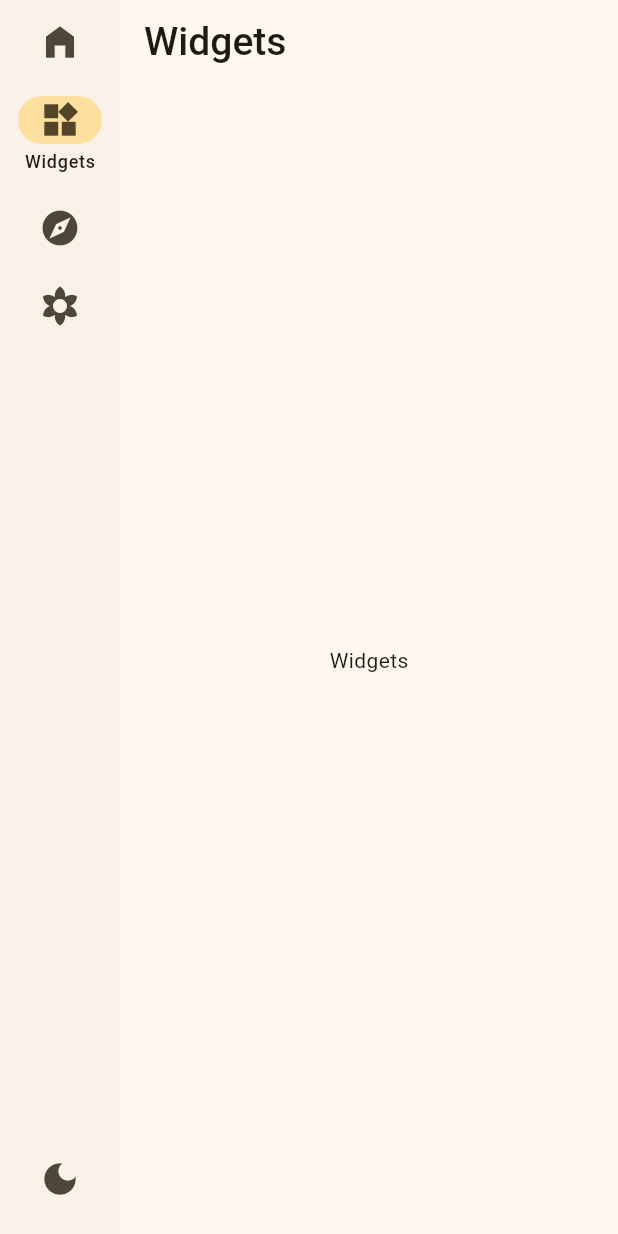
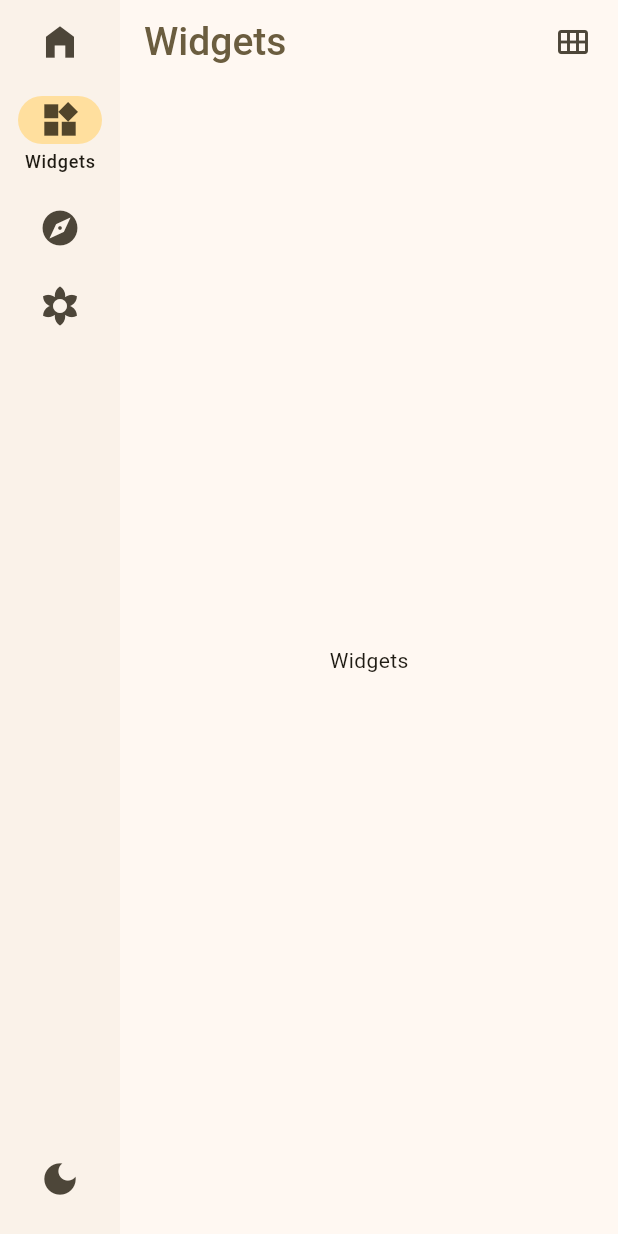
Before and after one commit to YuiHrsw/Material-Scaffold, a Flutter app: the screen it shows after launch, after a tap on "Widgets", on a phone screen of 412 x 824 dp. Run offline on Flutter 3.47's test engine with Material 3 defaults, Android fonts, the phone set to English and light mode, and no system bars; statements that could not run were skipped.

Commit message:
dashboard page update

```diff
--- a/desktop/lib/pages/dashboard.dart
+++ b/desktop/lib/pages/dashboard.dart
@@ -1,4 +1,5 @@
 import 'package:flutter/material.dart';
+import 'package:url_launcher/url_launcher.dart';
 
 class Dashboard extends StatefulWidget {
   const Dashboard({super.key});
@@ -10,26 +11,129 @@ class Dashboard extends StatefulWidget {
 class DashboardState extends State<Dashboard> {
   @override
   Widget build(BuildContext context) {
+    final colorScheme = Theme.of(context).colorScheme;
     return Scaffold(
-      appBar: AppBar(
-        title: const Text(
-          'Dashboard',
-          style: TextStyle(fontWeight: FontWeight.w500, fontSize: 26),
-        ),
-        actions: [
-          IconButton(
-            tooltip: 'Edit',
-            onPressed: () {},
-            icon: const Icon(Icons.edit),
-          ),
-          const SizedBox(
-            width: 6,
-          ),
+      // appBar: AppBar(
+      //   title: Text(
+      //     'Dashboard',
+      //     style: TextStyle(
+      //       fontWeight: FontWeight.w500,
+      //       fontSize: 26,
+      //       color: Theme.of(context).colorScheme.primary,
+      //     ),
+      //   ),
+      //   actions: [
+      //     IconButton(
+      //       tooltip: 'Edit',
+      //       onPressed: () {},
+      //       icon: const Icon(Icons.edit),
+      //     ),
+      //     const SizedBox(
+      //       width: 6,
+      //     ),
+      //   ],
+      // ),
+      body: CustomScrollView(
+        slivers: [
+          SliverPadding(
+            padding: const EdgeInsets.symmetric(horizontal: 16),
+            sliver: SliverList.list(
+              children: [
+                Padding(
+                  padding: const EdgeInsets.symmetric(vertical: 8),
+                  child: Text(
+                    'Resources',
+                    style: TextStyle(
+                      fontSize: 26,
+                      fontWeight: FontWeight.w500,
+                      color: colorScheme.secondary,
+                    ),
+                  ),
+                ),
+                ConstrainedBox(
+                  constraints: const BoxConstraints(maxHeight: 160),
+                  child: CarouselView(
+                    itemExtent: 200,
+                    shrinkExtent: 100,
+                    children: List<Widget>.generate(20, (int index) {
+                      return UncontainedLayoutCard(
+                          index: index, label: 'Item $index');
+                    }),
+                  ),
+                ),
+                Padding(
+                  padding: const EdgeInsets.symmetric(vertical: 8),
+                  child: Text(
+                    'Projects',
+                    style: TextStyle(
+                      fontSize: 26,
+                      fontWeight: FontWeight.w500,
+                      color: colorScheme.secondary,
+                    ),
+                  ),
+                ),
+                ListTile(
+                  leading: const Icon(
+                    Icons.play_circle_outline_rounded,
+                  ),
+                  title: const Text('Playboy Player'),
+                  subtitle: const Text('Material 3 style media player'),
+                  trailing: const Icon(
+                    Icons.open_in_new_rounded,
+                  ),
+                  onTap: () {
+                    launchUrl(
+                      Uri.parse('https://github.com/Playboy-Player/Playboy'),
+                    );
+                  },
+                ),
+                ListTile(
+                  leading: const Icon(
+                    Icons.bar_chart_rounded,
+                  ),
+                  title: const Text('CF Partner'),
+                  subtitle:
+                      const Text('Competitive programming tools collections'),
+                  trailing: const Icon(
+                    Icons.open_in_new_rounded,
+                  ),
+                  onTap: () {
+                    launchUrl(
+                      Uri.parse('https://github.com/YuiHrsw/CF-Partner'),
+                    );
+                  },
+                ),
+              ],
+            ),
+          )
         ],
-      ),
-      body: const Center(
-        child: Text("Dashboard"),
       ),
     );
   }
 }
+
+class UncontainedLayoutCard extends StatelessWidget {
+  const UncontainedLayoutCard({
+    super.key,
+    required this.index,
+    required this.label,
+  });
+
+  final int index;
+  final String label;
+
+  @override
+  Widget build(BuildContext context) {
+    return ColoredBox(
+      color: Colors.primaries[index % Colors.primaries.length].withOpacity(0.5),
+      child: Center(
+        child: Text(
+          label,
+          style: const TextStyle(color: Colors.white, fontSize: 20),
+          overflow: TextOverflow.clip,
+          softWrap: false,
+        ),
+      ),
+    );
+  }
+}
--- a/desktop/lib/pages/examples.dart
+++ b/desktop/lib/pages/examples.dart
@@ -8,14 +8,38 @@ class Examples extends StatefulWidget {
 }
 
 class ExamplesState extends State<Examples> {
+  bool _gridview = true;
+
   @override
   Widget build(BuildContext context) {
+    final colorScheme = Theme.of(context).colorScheme;
     return Scaffold(
       appBar: AppBar(
-        title: const Text(
+        title: Text(
           'Examples',
-          style: TextStyle(fontWeight: FontWeight.w500, fontSize: 26),
+          style: TextStyle(
+            fontWeight: FontWeight.w500,
+            fontSize: 26,
+            color: colorScheme.secondary,
+          ),
         ),
+        actions: [
+          IconButton(
+            onPressed: () {
+              setState(() {
+                _gridview = !_gridview;
+              });
+            },
+            icon: Icon(
+              _gridview
+                  ? Icons.calendar_view_month
+                  : Icons.view_agenda_outlined,
+            ),
+          ),
+          const SizedBox(
+            width: 6,
+          ),
+        ],
       ),
       body: const Center(
         child: Text("Examples"),
--- a/desktop/lib/pages/scaffold.dart
+++ b/desktop/lib/pages/scaffold.dart
@@ -21,7 +21,7 @@ class HomeState extends State<Home> {
 
   @override
   Widget build(BuildContext context) {
-    late final colorScheme = Theme.of(context).colorScheme;
+    final colorScheme = Theme.of(context).colorScheme;
     return Row(
       children: <Widget>[
         NavigationRail(
--- a/desktop/lib/pages/settings.dart
+++ b/desktop/lib/pages/settings.dart
@@ -12,13 +12,14 @@ class Settings extends StatefulWidget {
 class SettingsState extends State<Settings> {
   @override
   Widget build(BuildContext context) {
+    final colorScheme = Theme.of(context).colorScheme;
     return Scaffold(
-      appBar: AppBar(
-        title: const Text(
-          'Settings',
-          style: TextStyle(fontWeight: FontWeight.w500, fontSize: 26),
-        ),
-      ),
+      // appBar: AppBar(
+      //   title: const Text(
+      //     'Settings',
+      //     style: TextStyle(fontWeight: FontWeight.w500, fontSize: 26),
+      //   ),
+      // ),
       body: ListView(
         children: [
           Container(
@@ -26,9 +27,9 @@ class SettingsState extends State<Settings> {
             child: Text(
               'Theme',
               style: TextStyle(
-                fontSize: 20,
+                fontSize: 22,
                 fontWeight: FontWeight.w500,
-                color: Theme.of(context).colorScheme.primary,
+                color: colorScheme.secondary,
               ),
             ),
           ),
@@ -152,9 +153,9 @@ class SettingsState extends State<Settings> {
             child: Text(
               'Storage',
               style: TextStyle(
-                fontSize: 20,
+                fontSize: 22,
                 fontWeight: FontWeight.w500,
-                color: Theme.of(context).colorScheme.primary,
+                color: colorScheme.secondary,
               ),
             ),
           ),
@@ -171,15 +172,15 @@ class SettingsState extends State<Settings> {
             child: Text(
               'About',
               style: TextStyle(
-                fontSize: 20,
+                fontSize: 22,
                 fontWeight: FontWeight.w500,
-                color: Theme.of(context).colorScheme.primary,
+                color: colorScheme.secondary,
               ),
             ),
           ),
           ListTile(
             leading: const Icon(
-              Icons.auto_awesome_outlined,
+              Icons.open_in_new_rounded,
             ),
             title: const Text('Material Scaffold'),
             trailing: const Text(
@@ -191,6 +192,21 @@ class SettingsState extends State<Settings> {
             onTap: () {
               launchUrl(Uri.https('github.com', '/YuiHrsw/Material-Scaffold'));
             },
+          ),
+          ListTile(
+            leading: const Icon(
+              Icons.open_in_new_rounded,
+            ),
+            title: const Text('Flutter'),
+            trailing: const Text(
+              'v 3.24.1',
+              style: TextStyle(
+                fontSize: 16,
+              ),
+            ),
+            onTap: () {
+              launchUrl(Uri.https('flutter.dev'));
+            },
           )
         ],
       ),
--- a/desktop/lib/pages/widgets.dart
+++ b/desktop/lib/pages/widgets.dart
@@ -8,14 +8,38 @@ class Widgets extends StatefulWidget {
 }
 
 class WidgetsState extends State<Widgets> {
+  bool _gridview = true;
+
   @override
   Widget build(BuildContext context) {
+    final colorScheme = Theme.of(context).colorScheme;
     return Scaffold(
       appBar: AppBar(
-        title: const Text(
+        title: Text(
           'Widgets',
-          style: TextStyle(fontWeight: FontWeight.w500, fontSize: 26),
+          style: TextStyle(
+            fontWeight: FontWeight.w500,
+            fontSize: 26,
+            color: colorScheme.secondary,
+          ),
         ),
+        actions: [
+          IconButton(
+            onPressed: () {
+              setState(() {
+                _gridview = !_gridview;
+              });
+            },
+            icon: Icon(
+              _gridview
+                  ? Icons.calendar_view_month
+                  : Icons.view_agenda_outlined,
+            ),
+          ),
+          const SizedBox(
+            width: 6,
+          ),
+        ],
       ),
       body: const Center(
         child: Text("Widgets"),
```
Also changed, not shown: desktop/lib/backend/appinfo.dart (added), desktop/pubspec.lock.
